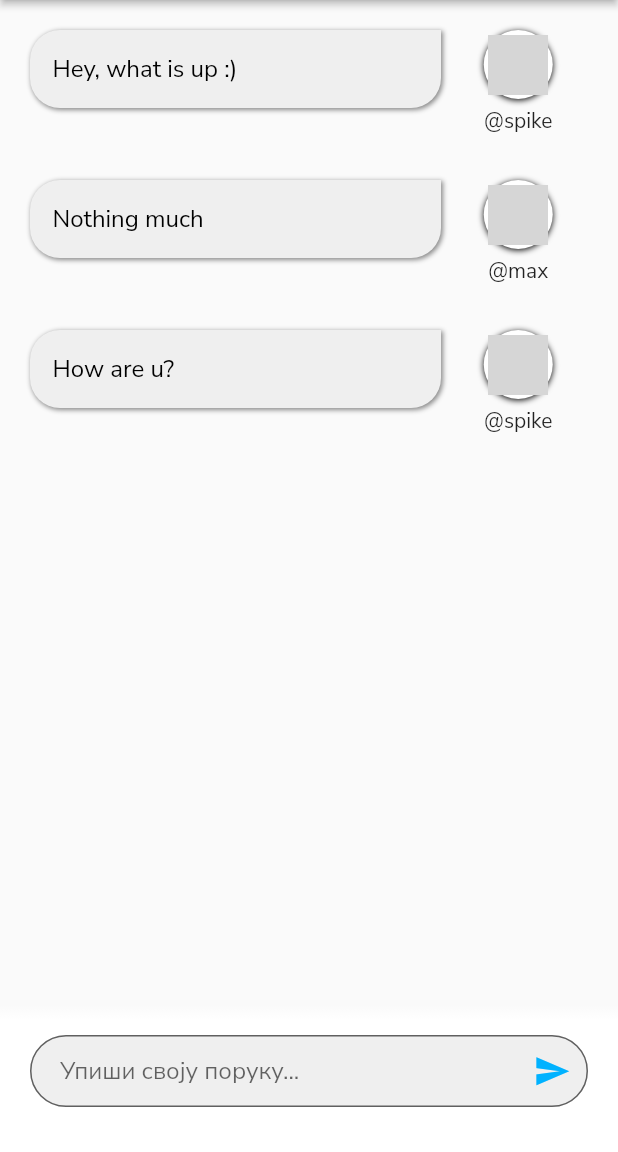
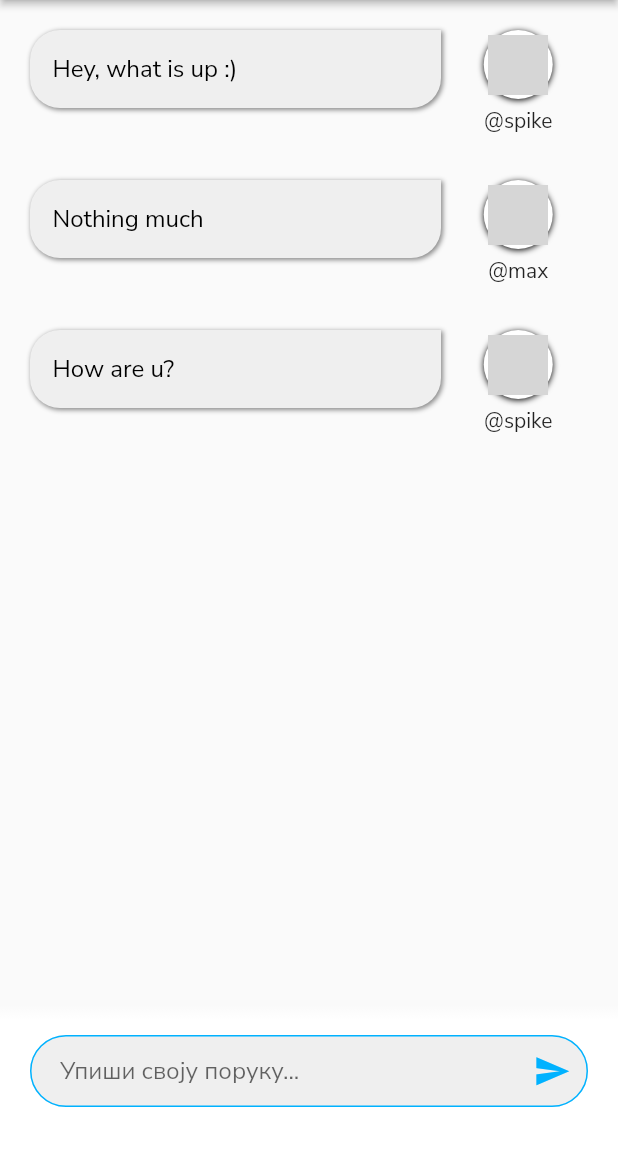
Before and after one commit to slavko-lukic/cvrkutan_flutter, a Flutter app: the screen it shows after launch, on a phone screen of 412 x 824 dp, the part 84-1236 px from its top. Run offline on Flutter 3.47's test engine with Material 2 defaults, Android fonts, the light colour scheme and no system bars; network calls fail; grey boxes are pictures that could not be loaded.

Commit message:
Fixed border

```diff
--- a/lib/main.dart
+++ b/lib/main.dart
@@ -110,6 +110,14 @@ class CvrkutanAppState extends State<CvrkutanApp> {
                           iconSize: 25.0,
                           onPressed: onMessageSend,
                         ),
+                        enabledBorder: OutlineInputBorder(
+                            borderSide:
+                                const BorderSide(color: primaryColor, width: 1),
+                            borderRadius: BorderRadius.circular(50)),
+                        focusedBorder: OutlineInputBorder(
+                            borderSide:
+                                const BorderSide(color: primaryColor, width: 1),
+                            borderRadius: BorderRadius.circular(50)),
                         border: OutlineInputBorder(
                             borderSide:
                                 const BorderSide(color: primaryColor, width: 1),
```
